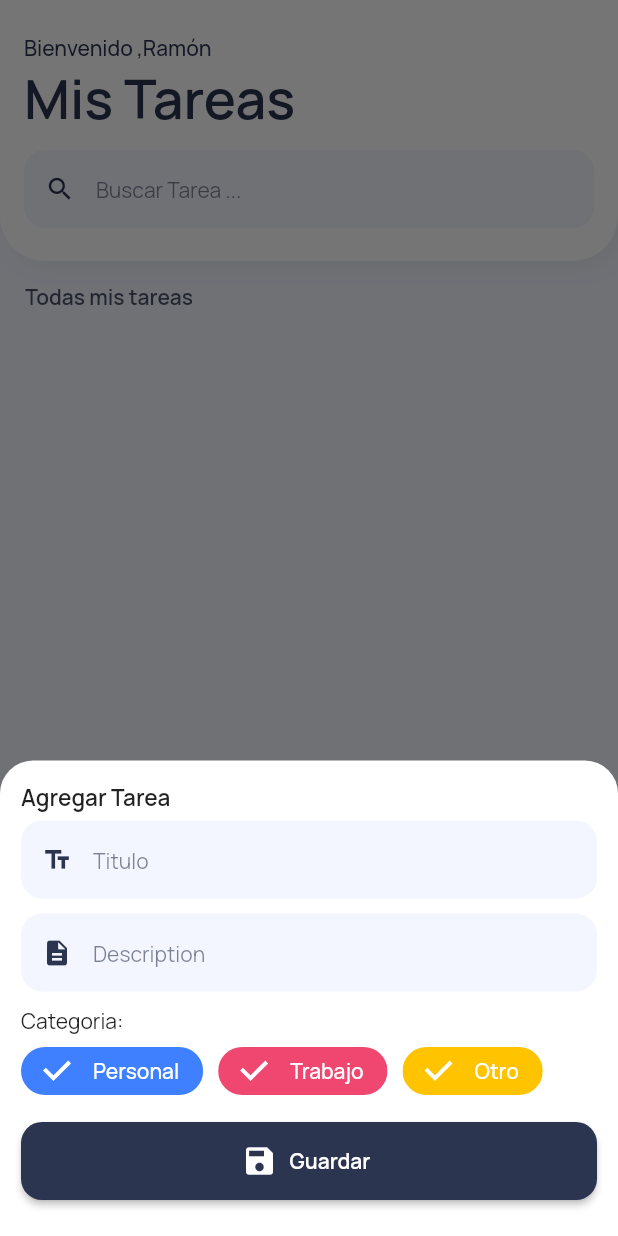
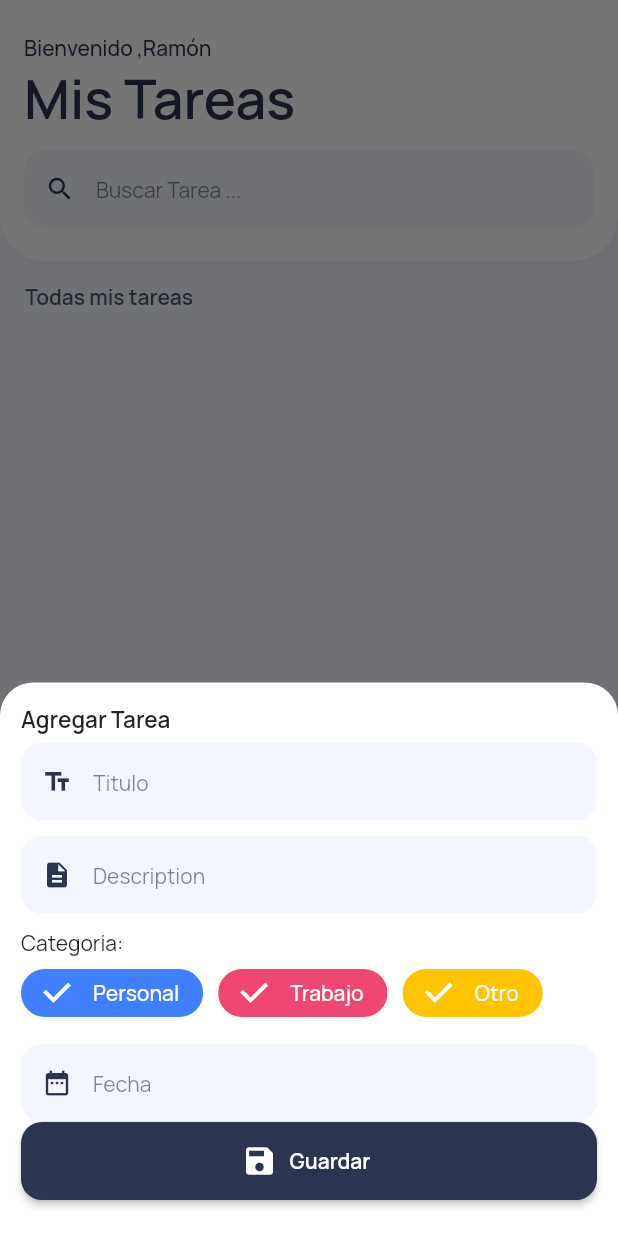
Before and after one commit to neslonBryan/tasks, a Flutter app: the screen it shows after launch, after a tap on "Agregar nueva tarea", on a phone screen of 412 x 824 dp. Run offline on Flutter 3.47's test engine with Material 2 defaults, Android fonts, the phone set to English and light mode, and no system bars; our stand-ins replace cloud_firestore, firebase_core, google_fonts; accounts and stored records are empty.

Commit message:
manejando el calendario ,para el date

```diff
--- a/lib/pages/homepage.dart
+++ b/lib/pages/homepage.dart
@@ -6,6 +6,7 @@ import 'package:tasks/ui/general/colors.dart';
 import 'package:tasks/ui/widgets/button_normal_widget.dart';
 import 'package:tasks/ui/widgets/general_widgets.dart';
 import 'package:tasks/ui/widgets/item_task_widget.dart';
+import 'package:tasks/ui/widgets/task_form_widget.dart';
 import 'package:tasks/ui/widgets/textFlied_normal_widget.dart';
 
 class HomePage extends StatelessWidget {
@@ -17,87 +18,7 @@ class HomePage extends StatelessWidget {
       context: context,
       backgroundColor: Colors.transparent,
       builder: (BuildContext context) {
-        return Container(
-          decoration: BoxDecoration(
-            color: Colors.white,
-            borderRadius: BorderRadius.only(
-              topLeft: Radius.circular(22.0),
-              topRight: Radius.circular(22.0),
-            ),
-          ),
-          padding: const EdgeInsets.all(14.0),
-          child: Column(
-            mainAxisSize: MainAxisSize.min,
-            crossAxisAlignment: CrossAxisAlignment.start,
-            children: [
-              Text(
-                "Agregar Tarea",
-                style: TextStyle(
-                  fontSize: 15.0,
-                  fontWeight: FontWeight.w600,
-                ),
-              ),
-              divider6(),
-              TextFieldNormalWidget(
-                hintText: "Titulo",
-                icon: Icons.text_fields,
-              ),
-              divider10(),
-              TextFieldNormalWidget(
-                hintText: "Description",
-                icon: Icons.description,
-              ),
-              divider10(),
-              Text("Categoria: "),
-              Wrap(
-                crossAxisAlignment: WrapCrossAlignment.center,
-                runAlignment: WrapAlignment.center,
-                spacing: 10.0,
-                children: [
-                  FilterChip(
-                    selected: true,
-                    backgroundColor: KBrandSecondaryColor,
-                    padding: const EdgeInsets.symmetric(horizontal: 8.0),
-                    selectedColor: categoryColor["Personal"],
-                    checkmarkColor: Colors.white,
-                    labelStyle: TextStyle(
-                      color: Colors.white,
-                    ),
-                    label: Text("Personal"),
-                    onSelected: (bool value) {},
-                  ),
-                  FilterChip(
-                    selected: true,
-                    backgroundColor: KBrandSecondaryColor,
-                    padding: const EdgeInsets.symmetric(horizontal: 8.0),
-                    selectedColor: categoryColor["Trabajo"],
-                    checkmarkColor: Colors.white,
-                    labelStyle: TextStyle(
-                      color: Colors.white,
-                    ),
-                    label: Text("Trabajo"),
-                    onSelected: (bool value) {},
-                  ),
-                  FilterChip(
-                    selected: true,
-                    backgroundColor: KBrandSecondaryColor,
-                    padding: const EdgeInsets.symmetric(horizontal: 8.0),
-                    selectedColor: categoryColor["Otro"],
-                    checkmarkColor: Colors.white,
-                    labelStyle: TextStyle(
-                      color: Colors.white,
-                    ),
-                    label: Text("Otro"),
-                    onSelected: (bool value) {},
-                  ),
-                ],
-              ),
-              divider10(),
-              ButtonNormalWidget(),
-              divider10(),
-            ],
-          ),
-        );
+        return Taskformwidget();
       },
     );
   }
--- /dev/null
+++ b/lib/ui/widgets/task_form_widget.dart
@@ -0,0 +1,128 @@
+import 'package:flutter/material.dart';
+import 'package:tasks/ui/widgets/textFlied_normal_widget.dart';
+
+import '../general/colors.dart';
+import 'button_normal_widget.dart';
+import 'general_widgets.dart';
+
+class Taskformwidget extends StatefulWidget {
+  const Taskformwidget({super.key});
+
+  @override
+  State<Taskformwidget> createState() => _TaskformwidgetState();
+}
+
+class _TaskformwidgetState extends State<Taskformwidget> {
+  final TextEditingController _titleController = TextEditingController();
+  final TextEditingController _descriptionController = TextEditingController();
+  final TextEditingController _dateController = TextEditingController();
+
+  showSelectDate() async {
+    DateTime? datetime = await showDatePicker(
+        context: context,
+        initialDate: DateTime.now(),
+        firstDate: DateTime(2022),
+        lastDate: DateTime(2030),
+        cancelText: "Cancelar",
+        confirmText: "Aceptar",
+        helpText: "Seleccionar Fecha",
+        builder: (BuildContext context, Widget? widget) {
+          return Theme(
+            data: ThemeData.dark(),
+            child: widget!,
+          );
+        });
+  }
+
+  @override
+  Widget build(BuildContext context) {
+    return Container(
+      decoration: BoxDecoration(
+        color: Colors.white,
+        borderRadius: BorderRadius.only(
+          topLeft: Radius.circular(22.0),
+          topRight: Radius.circular(22.0),
+        ),
+      ),
+      padding: const EdgeInsets.all(14.0),
+      child: Column(
+        mainAxisSize: MainAxisSize.min,
+        crossAxisAlignment: CrossAxisAlignment.start,
+        children: [
+          Text(
+            "Agregar Tarea",
+            style: TextStyle(
+              fontSize: 15.0,
+              fontWeight: FontWeight.w600,
+            ),
+          ),
+          divider6(),
+          TextFieldNormalWidget(
+            hintText: "Titulo",
+            icon: Icons.text_fields,
+          ),
+          divider10(),
+          TextFieldNormalWidget(
+            hintText: "Description",
+            icon: Icons.description,
+          ),
+          divider10(),
+          Text("Categoria: "),
+          Wrap(
+            crossAxisAlignment: WrapCrossAlignment.center,
+            runAlignment: WrapAlignment.center,
+            spacing: 10.0,
+            children: [
+              FilterChip(
+                selected: true,
+                backgroundColor: KBrandSecondaryColor,
+                padding: const EdgeInsets.symmetric(horizontal: 8.0),
+                selectedColor: categoryColor["Personal"],
+                checkmarkColor: Colors.white,
+                labelStyle: TextStyle(
+                  color: Colors.white,
+                ),
+                label: Text("Personal"),
+                onSelected: (bool value) {},
+              ),
+              FilterChip(
+                selected: true,
+                backgroundColor: KBrandSecondaryColor,
+                padding: const EdgeInsets.symmetric(horizontal: 8.0),
+                selectedColor: categoryColor["Trabajo"],
+                checkmarkColor: Colors.white,
+                labelStyle: TextStyle(
+                  color: Colors.white,
+                ),
+                label: Text("Trabajo"),
+                onSelected: (bool value) {},
+              ),
+              FilterChip(
+                selected: true,
+                backgroundColor: KBrandSecondaryColor,
+                padding: const EdgeInsets.symmetric(horizontal: 8.0),
+                selectedColor: categoryColor["Otro"],
+                checkmarkColor: Colors.white,
+                labelStyle: TextStyle(
+                  color: Colors.white,
+                ),
+                label: Text("Otro"),
+                onSelected: (bool value) {},
+              ),
+            ],
+          ),
+          divider10(),
+          TextFieldNormalWidget(
+            hintText: "Fecha",
+            icon: Icons.date_range,
+            onTap: () {
+              showSelectDate();
+            },
+          ),
+          ButtonNormalWidget(),
+          divider10(),
+        ],
+      ),
+    );
+  }
+}
--- a/lib/ui/widgets/textFlied_normal_widget.dart
+++ b/lib/ui/widgets/textFlied_normal_widget.dart
@@ -5,14 +5,22 @@ import '../general/colors.dart';
 class TextFieldNormalWidget extends StatelessWidget {
   String hintText;
   IconData icon;
+  Function? onTap;
 
   TextFieldNormalWidget({
     required this.hintText,
     required this.icon,
+    this.onTap,
   });
   @override
   Widget build(BuildContext context) {
     return TextField(
+      onTap: onTap != null
+          ? () {
+              onTap!();
+            }
+          : null,
+      readOnly: onTap != null ? true : false,
       decoration: InputDecoration(
         contentPadding:
             const EdgeInsets.symmetric(vertical: 15.0, horizontal: 12.0),
```
